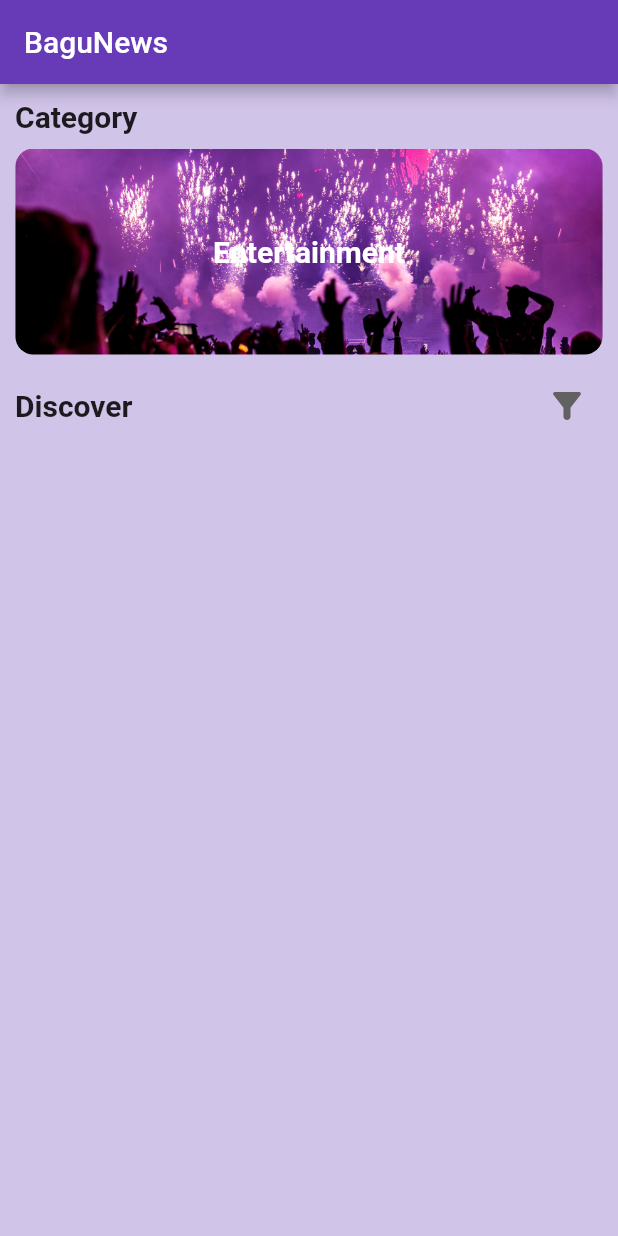
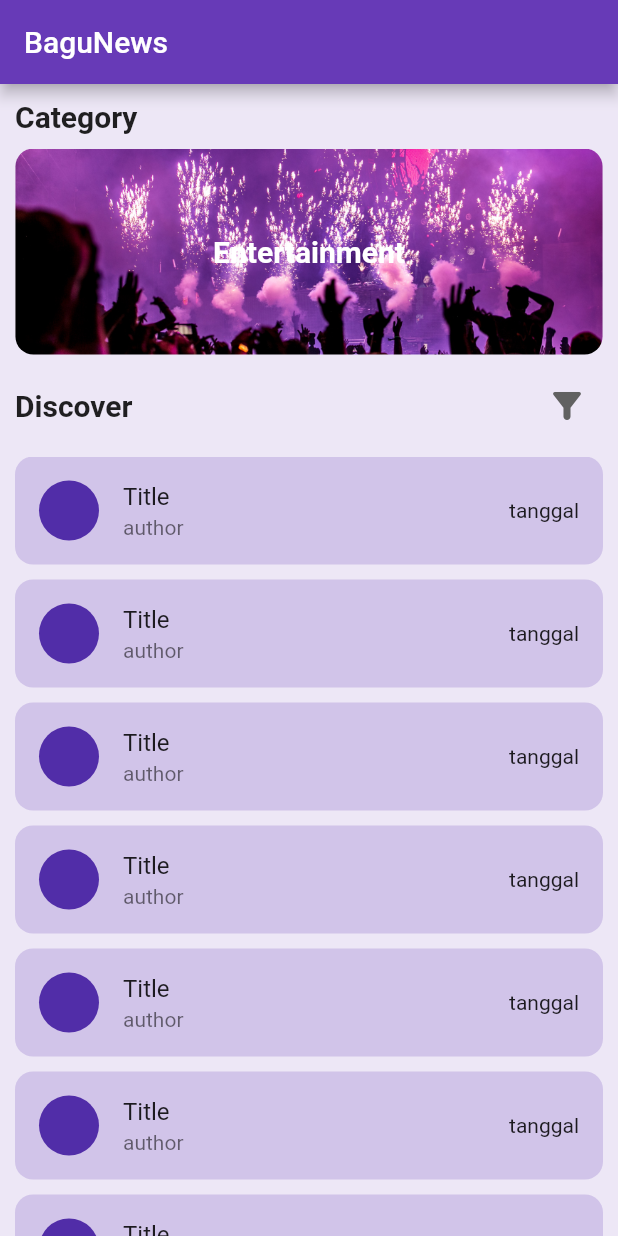
Before and after one commit to fauzirramadan/news_app, a Flutter app: the screen it shows after launch, on a phone screen of 412 x 824 dp. Run offline on Flutter 3.47's test engine with Material 2 defaults, Android fonts, the phone set to English and light mode, and no system bars; drawn by our look-alikes of carousel_slider; our stand-ins replace bloc, dio, flutter_dotenv.

Commit message:
home ui , add home cubit state

```diff
--- a/lib/view/ui/home.dart
+++ b/lib/view/ui/home.dart
@@ -1,4 +1,3 @@
-import 'package:carousel_slider/carousel_slider.dart';
 import 'package:flutter/material.dart';
 import 'package:news_app/utils/constant.dart';
 
@@ -23,7 +22,7 @@ class _HomePageState extends State<HomePage> {
   @override
   Widget build(BuildContext context) {
     return Scaffold(
-      backgroundColor: Colors.deepPurple[100],
+      backgroundColor: Colors.deepPurple[50],
       appBar: AppBar(
         title: const Text("BaguNews"),
       ),
@@ -58,6 +57,25 @@ class _HomePageState extends State<HomePage> {
               ],
             ),
           ),
+          Expanded(
+            child: ListView.builder(
+                itemCount: 10,
+                itemBuilder: (context, index) {
+                  return Container(
+                    decoration: BoxDecoration(
+                        color: Colors.deepPurple[100],
+                        borderRadius: BorderRadius.circular(12)),
+                    margin:
+                        const EdgeInsets.only(bottom: 10, left: 10, right: 10),
+                    child: ListTile(
+                      title: Text("Title"),
+                      leading: CircleAvatar(),
+                      subtitle: Text("author"),
+                      trailing: Text("tanggal"),
+                    ),
+                  );
+                }),
+          )
         ],
       ),
     );
--- a/pubspec.yaml
+++ b/pubspec.yaml
@@ -19,7 +19,7 @@ publish_to: "none" # Remove this line if you wish to publish to pub.dev
 version: 1.0.0+1
 
 environment:
-  sdk: ">=2.19.1 <3.0.0"
+  sdk: ">=2.18.0 <3.0.0"
 
 # Dependencies specify other packages that your package needs in order to work.
 # To automatically upgrade your package dependencies to the latest versions
```
Also changed, not shown: lib/core/cubit/all_news_cubit/all_news_cubit.dart (added, +8 -0 lines), lib/core/cubit/all_news_cubit/all_news_state.dart (added, +17 -0 lines), pubspec.lock.
